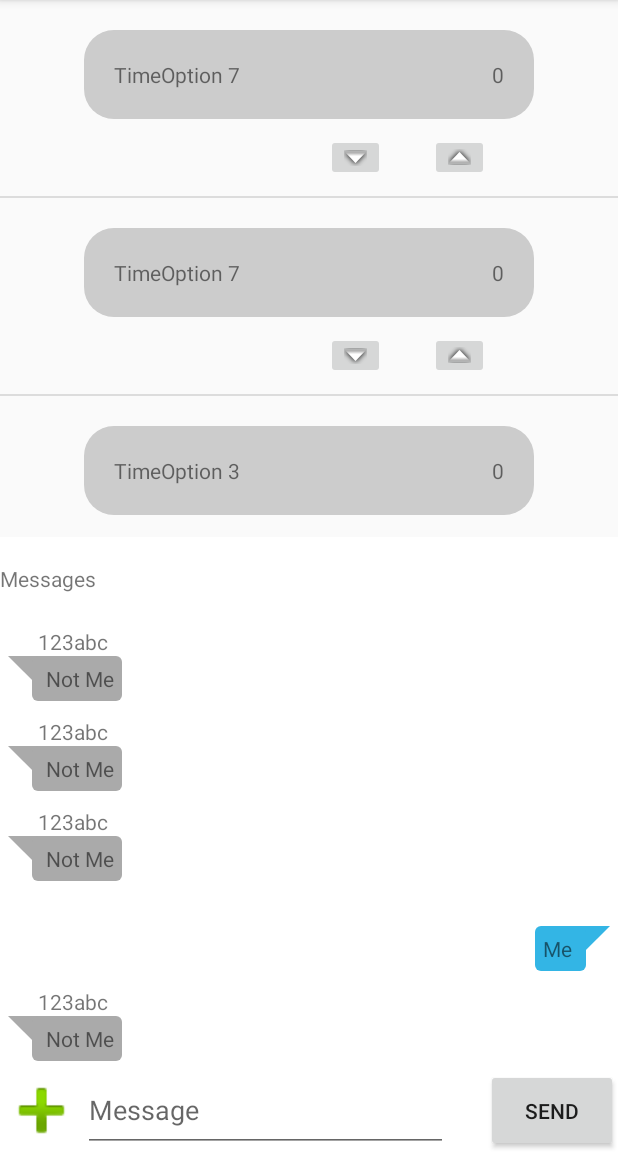
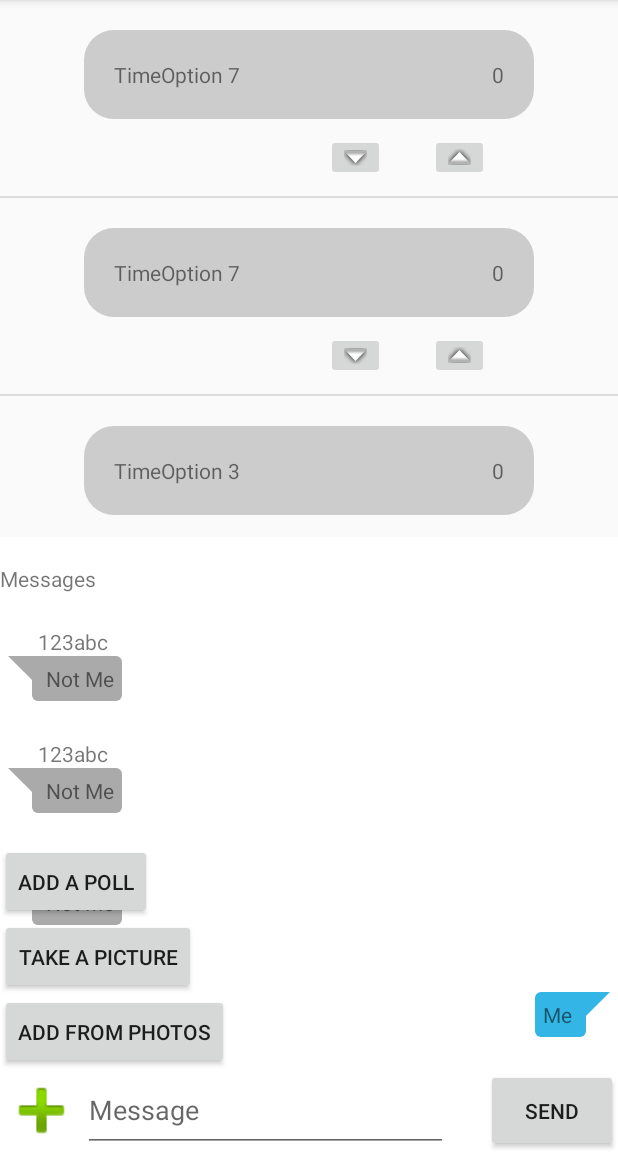
Before and after one commit to FBU2k18/SchedulingApp, an Android app: the GroupActivity screen opened directly, with no data from a screen before it, after a tap on "Messages", on a phone screen of 412 x 824 dp, the part 84-1236 px from its top. Run offline under Robolectric (Android 15) with nearby library versions, the phone set to English and light mode, and no system bars; 2 statements that could not run were skipped.

Commit message:
Added Menu for other message types

```diff
--- a/app/src/main/java/com/emmabr/schedulingapp/GroupActivity.java
+++ b/app/src/main/java/com/emmabr/schedulingapp/GroupActivity.java
@@ -1,8 +1,8 @@
 package com.emmabr.schedulingapp;
 
 import android.content.Intent;
-import android.graphics.drawable.Drawable;
 import android.support.design.widget.BottomSheetBehavior;
+import android.support.design.widget.CoordinatorLayout;
 import android.support.v7.app.AppCompatActivity;
 import android.os.Bundle;
 import android.support.v7.widget.DividerItemDecoration;
@@ -15,7 +15,6 @@ import android.view.View;
 import android.widget.Button;
 import android.widget.EditText;
 import android.widget.FrameLayout;
-import android.widget.ImageButton;
 import android.widget.ImageView;
 import android.widget.TextView;
 
@@ -31,62 +30,73 @@ import me.emmabr.schedulingapp.R;
 
 public class GroupActivity extends AppCompatActivity {
 
-    ArrayList<TimeOption> times;
-    TimeOptionAdapter timeAdapter;
-    RecyclerView rvTimes;
-    ArrayList<Message> messages;
-    MessageAdapter messsageAdapter;
-    RecyclerView rvMessageDisplay;
-    EditText etMessage;
-    FrameLayout flPeeker;
-    BottomSheetBehavior behavior;
-    ImageView ivAddOther;
-    boolean addOtherIsPlus;
-    TextView tvTitle;
-    Button bSend;
+    private ArrayList<TimeOption> mTimes;
+    private TimeOptionAdapter mTimeAdapter;
+    private RecyclerView rvTimes;
+
+    private ArrayList<Message> mMessages;
+    private MessageAdapter mMesssageAdapter;
+    private RecyclerView rvMessageDisplay;
+
+    private EditText etMessage;
+    private FrameLayout flPeeker;
+    private BottomSheetBehavior peekerBehavior;
+    private ImageView ivAddOther;
+    private boolean mAddOtherIsPlus;
+    private TextView tvTitle;
+    private Button bSend;
+
+    private CoordinatorLayout clOtherTypes;
+    private BottomSheetBehavior miniPeekerBehavior;
+    private Button bAddPoll;
+    private Button bTakePic;
+    private Button bAddPic;
 
     @Override
     protected void onCreate(Bundle savedInstanceState) {
         super.onCreate(savedInstanceState);
         setContentView(R.layout.activity_group);
 
-        times = new ArrayList<>();
-        timeAdapter = new TimeOptionAdapter(times, this);
+        mTimes = new ArrayList<>();
+        mTimeAdapter = new TimeOptionAdapter(mTimes, this);
         rvTimes = findViewById(R.id.rvTimes);
-        rvTimes.setAdapter(timeAdapter);
+        rvTimes.setAdapter(mTimeAdapter);
         rvTimes.setLayoutManager(new LinearLayoutManager(this));
         rvTimes.addItemDecoration(new DividerItemDecoration(this, DividerItemDecoration.VERTICAL));
 
-        messages = new ArrayList<>();
-        messsageAdapter = new MessageAdapter(messages);
+        mMessages = new ArrayList<>();
+        mMesssageAdapter = new MessageAdapter(mMessages);
         rvMessageDisplay = findViewById(R.id.rvMessageDisplay);
-        rvMessageDisplay.setAdapter(messsageAdapter);
+        rvMessageDisplay.setAdapter(mMesssageAdapter);
         rvMessageDisplay.setLayoutManager(new LinearLayoutManager(this));
 
         etMessage = findViewById(R.id.etMessage);
         flPeeker = findViewById(R.id.flPeeker);
-        behavior = BottomSheetBehavior.from(flPeeker);
+        peekerBehavior = BottomSheetBehavior.from(flPeeker);
         ivAddOther = findViewById(R.id.ivAddOther);
         ivAddOther.setImageDrawable(getDrawable(android.R.drawable.ic_input_add));
-        addOtherIsPlus = true;
+        mAddOtherIsPlus = true;
         ivAddOther.setOnClickListener(new View.OnClickListener() {
             @Override
             public void onClick(View view) {
-                if (addOtherIsPlus)
+                if (mAddOtherIsPlus) {
                     ivAddOther.setImageDrawable(getDrawable(android.R.drawable.ic_delete));
-                else
+                    miniPeekerBehavior.setState(BottomSheetBehavior.STATE_EXPANDED);
+                } else {
                     ivAddOther.setImageDrawable(getDrawable(android.R.drawable.ic_input_add));
-                addOtherIsPlus = !addOtherIsPlus;
+                    miniPeekerBehavior.setState(BottomSheetBehavior.STATE_HIDDEN);
+                }
+                mAddOtherIsPlus = !mAddOtherIsPlus;
             }
         });
         tvTitle = findViewById(R.id.tvTitle);
         tvTitle.setOnClickListener(new View.OnClickListener() {
             @Override
             public void onClick(View view) {
-                if (behavior.getState() == BottomSheetBehavior.STATE_COLLAPSED)
-                    behavior.setState(BottomSheetBehavior.STATE_EXPANDED);
-                else if (behavior.getState() == BottomSheetBehavior.STATE_EXPANDED)
-                    behavior.setState(BottomSheetBehavior.STATE_COLLAPSED);
+                if (peekerBehavior.getState() == BottomSheetBehavior.STATE_COLLAPSED)
+                    peekerBehavior.setState(BottomSheetBehavior.STATE_EXPANDED);
+                else if (peekerBehavior.getState() == BottomSheetBehavior.STATE_EXPANDED)
+                    peekerBehavior.setState(BottomSheetBehavior.STATE_COLLAPSED);
             }
         });
         bSend = findViewById(R.id.bSend);
@@ -95,6 +105,31 @@ public class GroupActivity extends AppCompatActivity {
             public void onClick(View view) {
                 //send message from etMessage.getText().toString()
                 Log.i("Message", "Message Sent");
+            }
+        });
+
+        clOtherTypes = findViewById(R.id.clOtherTypes);
+        miniPeekerBehavior = BottomSheetBehavior.from(clOtherTypes);
+        miniPeekerBehavior.setState(BottomSheetBehavior.STATE_HIDDEN);
+        bAddPoll = findViewById(R.id.bAddPoll);
+        bAddPoll.setOnClickListener(new View.OnClickListener() {
+            @Override
+            public void onClick(View view) {
+
+            }
+        });
+        bTakePic = findViewById(R.id.bTakePic);
+        bTakePic.setOnClickListener(new View.OnClickListener() {
+            @Override
+            public void onClick(View view) {
+
+            }
+        });
+        bAddPic = findViewById(R.id.bAddPic);
+        bAddPic.setOnClickListener(new View.OnClickListener() {
+            @Override
+            public void onClick(View view) {
+
             }
         });
 
@@ -108,22 +143,22 @@ public class GroupActivity extends AppCompatActivity {
     public void getTimes() {
         //will pull times from Firebase, but testing for now
         for (int i = 0; i < 10; i++)
-            times.add(TimeOption.newTime());
-        Collections.sort(times);
-        timeAdapter.notifyDataSetChanged();
+            mTimes.add(TimeOption.newTime());
+        Collections.sort(mTimes);
+        mTimeAdapter.notifyDataSetChanged();
     }
 
     public void getMessages() {
         //will pull messages from Firebase, but testing for now
         for (int i = 0; i < 3; i++) {
-            messages.add(new Message(new User("123abc"), "Not Me"));
-            messsageAdapter.notifyItemInserted(messages.size() - 1);
+            mMessages.add(new Message(new User("123abc"), "Not Me"));
+            mMesssageAdapter.notifyItemInserted(mMessages.size() - 1);
         }
-        messages.add(new Message(new User("abc123"), "Me"));
-        messsageAdapter.notifyItemInserted(messages.size() - 1);
+        mMessages.add(new Message(new User("abc123"), "Me"));
+        mMesssageAdapter.notifyItemInserted(mMessages.size() - 1);
         for (int i = 0; i < 3; i++) {
-            messages.add(new Message(new User("123abc"), "Not Me"));
-            messsageAdapter.notifyItemInserted(messages.size() - 1);
+            mMessages.add(new Message(new User("123abc"), "Not Me"));
+            mMesssageAdapter.notifyItemInserted(mMessages.size() - 1);
         }
     }
 
--- a/app/src/main/res/layout/activity_group.xml
+++ b/app/src/main/res/layout/activity_group.xml
@@ -1,9 +1,9 @@
 <?xml version="1.0" encoding="utf-8"?>
 <android.support.design.widget.CoordinatorLayout xmlns:android="http://schemas.android.com/apk/res/android"
+    xmlns:app="http://schemas.android.com/apk/res-auto"
     xmlns:tools="http://schemas.android.com/tools"
     android:layout_width="match_parent"
     android:layout_height="match_parent"
-    xmlns:app="http://schemas.android.com/apk/res-auto"
     tools:context="com.emmabr.schedulingapp.GroupActivity">
 
     <android.support.v7.widget.RecyclerView
@@ -56,6 +56,39 @@
             android:layout_gravity="bottom|right"
             android:text="SEND" />
 
+
+        <android.support.design.widget.CoordinatorLayout
+            android:id="@+id/clOtherTypes"
+            android:layout_width="wrap_content"
+            android:layout_height="150dp"
+            android:layout_gravity="bottom|left"
+            android:layout_marginBottom="55dp"
+            app:behavior_hideable="false"
+            app:behavior_peekHeight="150dp"
+            app:layout_behavior="@string/bottom_sheet_behavior">
+
+            <Button
+                android:id="@+id/bAddPoll"
+                android:layout_width="wrap_content"
+                android:layout_height="50dp"
+                android:layout_gravity="top"
+                android:text="Add a Poll" />
+
+            <Button
+                android:id="@+id/bTakePic"
+                android:layout_width="wrap_content"
+                android:layout_height="50dp"
+                android:layout_gravity="center_vertical"
+                android:text="Take a Picture" />
+
+            <Button
+                android:id="@+id/bAddPic"
+                android:layout_width="wrap_content"
+                android:layout_height="50dp"
+                android:layout_gravity="bottom"
+                android:text="Add from Photos" />
+        </android.support.design.widget.CoordinatorLayout>
+
     </FrameLayout>
 
 </android.support.design.widget.CoordinatorLayout>
--- a/app/src/main/res/layout/item_message.xml
+++ b/app/src/main/res/layout/item_message.xml
@@ -1,5 +1,6 @@
 <?xml version="1.0" encoding="utf-8"?>
 <RelativeLayout xmlns:android="http://schemas.android.com/apk/res/android"
+    xmlns:app="http://schemas.android.com/apk/res-auto"
     android:layout_width="match_parent"
     android:layout_height="wrap_content">
 
@@ -42,4 +43,18 @@
         android:paddingRight="25dp"
         android:paddingTop="5dp"
         android:text="" />
+
+    <ImageView
+        android:id="@+id/ivPicYou"
+        android:layout_width="50dp"
+        android:layout_height="50dp"
+        android:layout_alignStart="@+id/tvTextYou"
+        android:layout_alignTop="@+id/tvTextYou" />
+
+    <ImageView
+        android:id="@+id/ivPicMe"
+        android:layout_width="50dp"
+        android:layout_height="50dp"
+        android:layout_alignEnd="@+id/tvTextMe"
+        android:layout_alignTop="@+id/tvTextYou" />
 </RelativeLayout>
```
